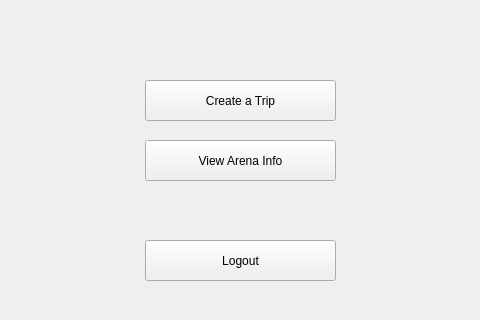
Before: the Qt Designer form NBABasketball/fan.ui in brandoryan/NBAPlanner, drawn with Qt 5; both pictures show x 265 to 745 and y 180 to 500 of the 1022 by 873 pixel window.
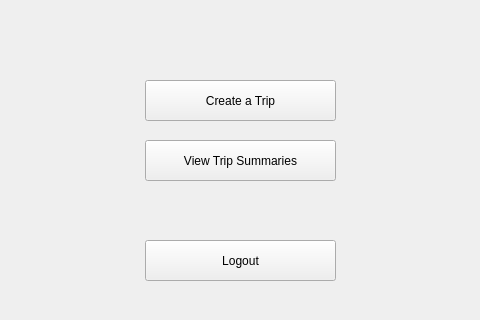
After: the same form once the commit is applied.

```diff
--- a/NBABasketball/fan.ui
+++ b/NBABasketball/fan.ui
@@ -39,7 +39,7 @@
     </rect>
    </property>
    <property name="text">
-    <string>View Arena Info</string>
+    <string>View Trip Summaries</string>
    </property>
    <property name="autoDefault">
     <bool>false</bool>
```
Left out of the diff: 2 changed lines with no effect on the pictures.
